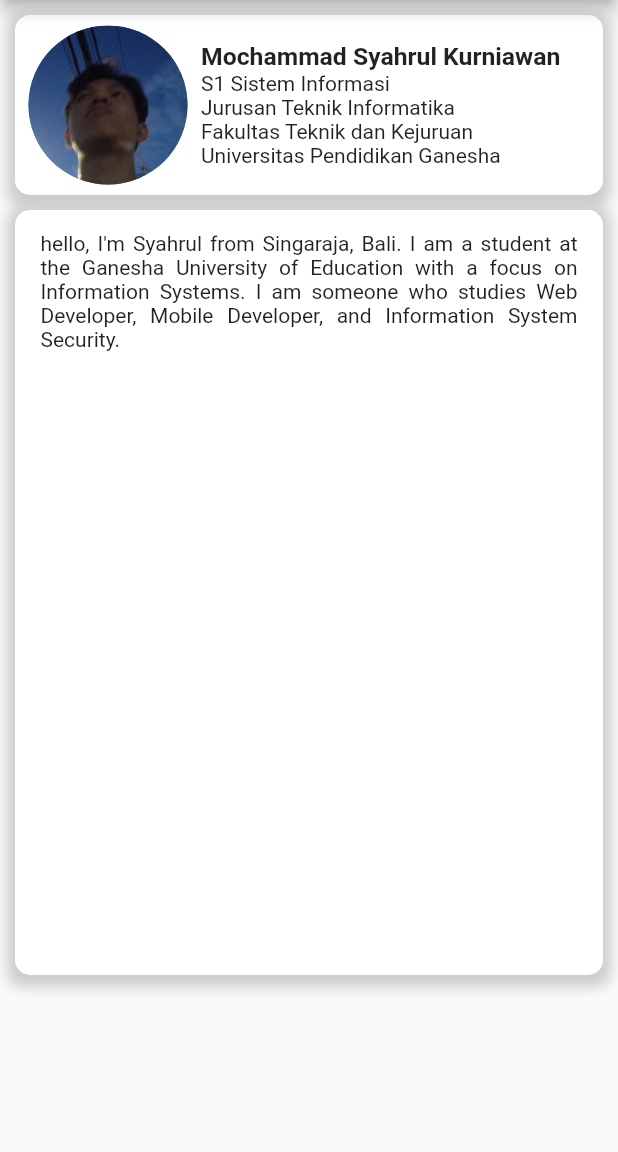
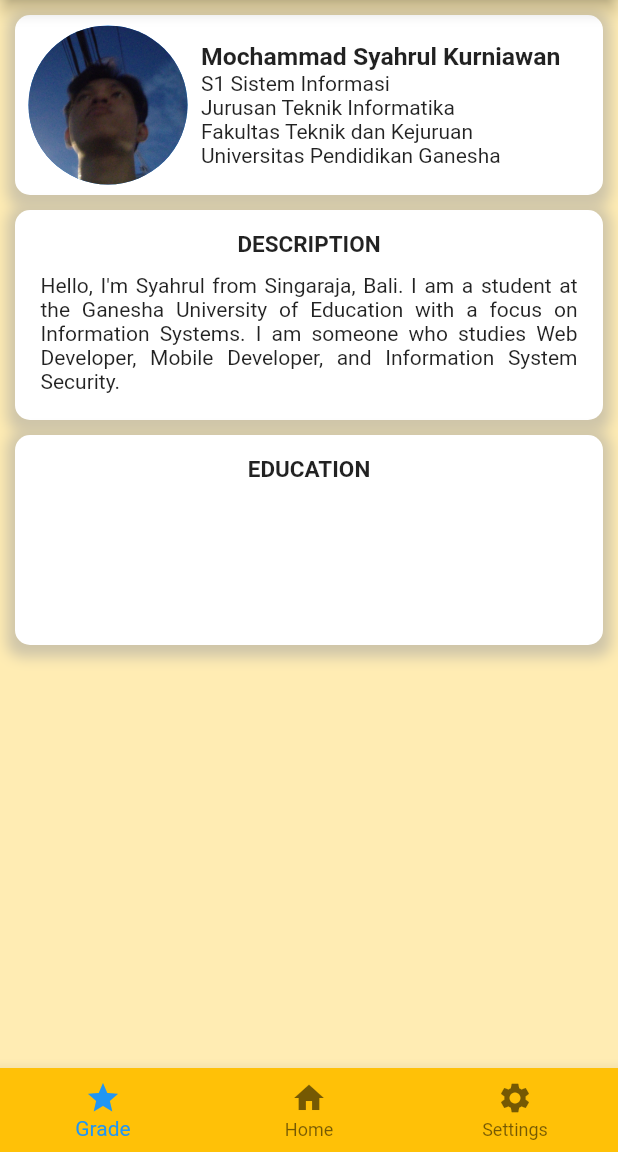
Before and after one commit to mochammadsk/TugasMobile1, a Flutter app: the screen it shows after launch, on a phone screen of 412 x 824 dp, the part 84-1236 px from its top. Run offline on Flutter 3.47's test engine with Material 2 defaults, Android fonts, the phone set to English and light mode, and no system bars.

Commit message:
Membuat file grade.dart, dan tambahan pada home

```diff
--- /dev/null
+++ b/lib/grade.dart
@@ -0,0 +1,13 @@
+import 'package:flutter/material.dart';
+
+class Grade extends StatelessWidget {
+  const Grade({super.key});
+
+  @override
+  Widget build(BuildContext context) {
+    // TODO: implement build
+    return Scaffold(
+      body: Text("Grade"),
+    );
+  }
+}
--- a/lib/home.dart
+++ b/lib/home.dart
@@ -1,5 +1,4 @@
 import 'package:flutter/material.dart';
-import 'package:curriculum_vitae/home.dart';
 
 class Home extends StatelessWidget {
   const Home({super.key});
@@ -21,14 +20,19 @@ class Home extends StatelessWidget {
         title: Text("Curriculum Vitae"),
         backgroundColor: Colors.amber,
       ),
-      body: Container(
+      backgroundColor: Colors.amber[100],
+      body: ListView(
+        children: [
+          Container(
             padding: EdgeInsets.all(10),
             child: Column(
               children: [
                 Container(
                   height: 120,
                   constraints: BoxConstraints(
-                maxWidth: MediaQuery.of(context).size.width, // Lebar maksimum
+                      maxWidth: MediaQuery.of(context)
+                          .size
+                          .width // Lebar maksimum // Lebar maksimum
                       ),
                   decoration: BoxDecoration(
                     color: Colors.white,
@@ -62,12 +66,14 @@ class Home extends StatelessWidget {
                     ],
                   ),
                 ),
+                Column(
+                  children: [
                     Container(
                       margin: EdgeInsets.only(top: 10),
                       padding: EdgeInsets.only(top: 14, left: 17, right: 17),
-              height: 510,
+                      height: 140,
                       constraints: BoxConstraints(
-                maxWidth: MediaQuery.of(context).size.width, // Lebar maksimum
+                        maxWidth: MediaQuery.of(context).size.width,
                       ),
                       decoration: BoxDecoration(
                         color: Colors.white,
@@ -76,16 +82,84 @@ class Home extends StatelessWidget {
                       ),
                       child: ListView(
                         // crossAxisAlignment: CrossAxisAlignment.start,
-                children: const [
-                  Text(
-                    "hello, I'm Syahrul from Singaraja, Bali. I am a student at the Ganesha University of Education with a focus on Information Systems. I am someone who studies Web Developer, Mobile Developer, and Information System Security.",
+                        children: [
+                          Container(
+                            padding: EdgeInsets.only(bottom: 10),
+                            child: const Text(
+                              "DESCRIPTION",
+                              style: TextStyle(
+                                fontSize: 15,
+                                fontWeight: FontWeight.bold,
+                              ),
+                              textAlign: TextAlign.center,
+                            ),
+                          ),
+                          const Text(
+                            "Hello, I'm Syahrul from Singaraja, Bali. I am a student at the Ganesha University of Education with a focus on Information Systems. I am someone who studies Web Developer, Mobile Developer, and Information System Security.",
                             textAlign: TextAlign.justify,
                           ),
                         ],
                       ),
-            )
+                    ),
                   ],
                 ),
+                Column(
+                  children: [
+                    Container(
+                      margin: EdgeInsets.only(top: 10),
+                      padding: EdgeInsets.only(top: 14, left: 17, right: 17),
+                      height: 140,
+                      constraints: BoxConstraints(
+                        maxWidth: MediaQuery.of(context).size.width,
+                      ),
+                      decoration: BoxDecoration(
+                        color: Colors.white,
+                        borderRadius: BorderRadius.circular(10),
+                        boxShadow: [setShadow()],
+                      ),
+                      child: ListView(
+                        // crossAxisAlignment: CrossAxisAlignment.start,
+                        children: [
+                          Container(
+                            padding: EdgeInsets.only(bottom: 10),
+                            child: const Text(
+                              "EDUCATION",
+                              style: TextStyle(
+                                fontSize: 15,
+                                fontWeight: FontWeight.bold,
+                              ),
+                              textAlign: TextAlign.center,
+                            ),
+                          ),
+                        ],
+                      ),
+                    ),
+                  ],
+                ),
+              ],
+            ),
+          ),
+        ],
+      ),
+      bottomNavigationBar: BottomNavigationBar(
+        backgroundColor: Colors.amber,
+        items: [
+          BottomNavigationBarItem(
+            icon: Icon(Icons.grade),
+            label: 'Grade',
+          ),
+          BottomNavigationBarItem(
+            icon: Icon(Icons.home),
+            label: 'Home',
+          ),
+          BottomNavigationBarItem(
+            icon: Icon(Icons.settings),
+            label: 'Settings',
+          ),
+        ],
+        currentIndex: 0,
+        selectedItemColor: Colors.blue,
+        onTap: (index) {},
       ),
     );
   }
--- a/lib/main.dart
+++ b/lib/main.dart
@@ -1,5 +1,6 @@
 import 'package:flutter/material.dart';
 import 'package:curriculum_vitae/home.dart';
+import 'package:curriculum_vitae/grade.dart';
 
 void main() {
   runApp(const MainApp());
```
Lines whose indentation alone changed are shown as unchanged.
